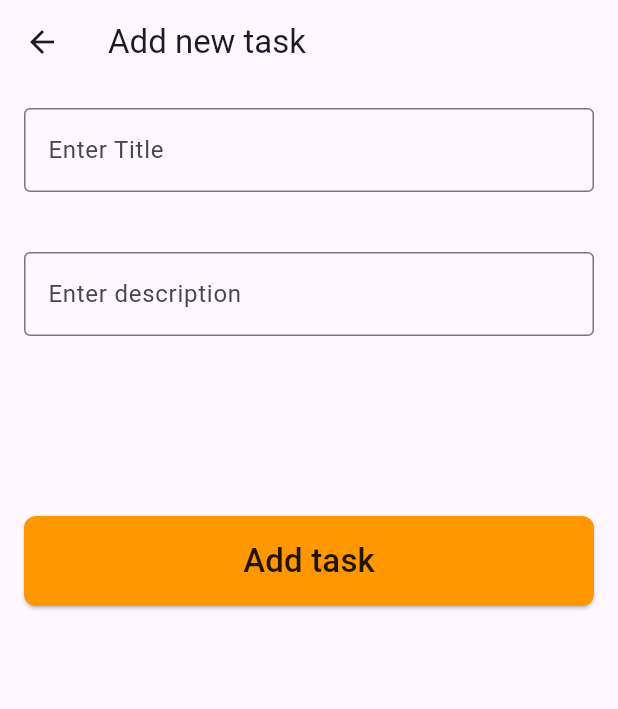
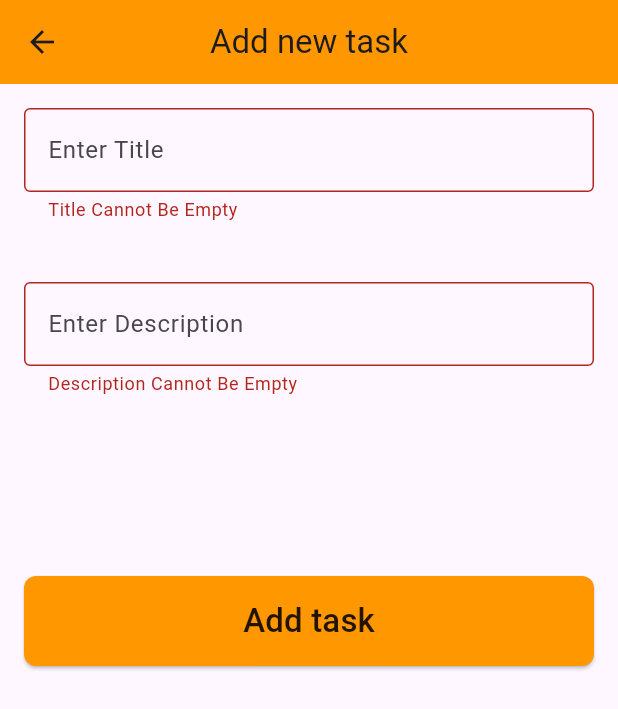
Before and after one commit to TahmidMannanDipu/ToDo_Ostad, a Flutter app: the AddNewTask screen opened directly, after a tap on "Add task", on a phone screen of 412 x 824 dp. Shown: the top 709 px of the screen. Run offline on Flutter 3.47's test engine with Material 3 defaults, Android fonts, the phone set to English and light mode, and no system bars.

Commit message:
update two

```diff
--- a/lib/main.dart
+++ b/lib/main.dart
@@ -1,6 +1,6 @@
 import 'package:flutter/material.dart';
+import 'package:todo_ostad/pages/todo_list.dart';
 
-import 'home_page.dart';
 
 void main() => runApp(const MyApp());
 
@@ -10,10 +10,11 @@ class MyApp extends StatelessWidget {
   @override
   Widget build(BuildContext context) {
     return MaterialApp(
+      debugShowCheckedModeBanner: false,
       theme: ThemeData(
         primaryColor: Colors.orange,
       ),
-      home: const HomePage(),
+      home: const TodoList(),
     );
   }
 }
--- /dev/null
+++ b/lib/model/todo.dart
@@ -0,0 +1,7 @@
+import 'package:flutter/cupertino.dart';
+
+class ToDo {
+  String title;
+  String description;
+  ToDo({required this.title, required this.description});
+}
--- a/lib/pages/add_new_task.dart
+++ b/lib/pages/add_new_task.dart
@@ -1,4 +1,5 @@
 import 'package:flutter/material.dart';
+import 'package:todo_ostad/model/todo.dart';
 
 class AddNewTask extends StatefulWidget {
   const AddNewTask({super.key});
@@ -41,10 +42,14 @@ class _AddNewTaskState extends State<AddNewTask> {
     return Scaffold(
       appBar: AppBar(
         title: const Text("Add new task"),
+        centerTitle: true,
+        backgroundColor: Theme.of(context).primaryColor,
       ),
       body: SingleChildScrollView(
         child: Padding(
           padding: const EdgeInsets.all(16.0),
+          child: Form(
+            key: _formKey, // Associate the Form with the GlobalKey
             child: Column(
               crossAxisAlignment: CrossAxisAlignment.center,
               children: [
@@ -56,7 +61,7 @@ class _AddNewTaskState extends State<AddNewTask> {
                 ),
                 // for description
                 buildTextFormField(
-                  text: "description",
+                    text: "Description",
                     controller: descriptionController,
                     context: context),
                 const SizedBox(
@@ -64,7 +69,13 @@ class _AddNewTaskState extends State<AddNewTask> {
                 ),
                 ElevatedButton(
                   onPressed: () {
-                  if (_formKey.currentState!.validate()) {}
+                    if (_formKey.currentState!.validate()) {
+                      ToDo todo = ToDo(
+                        title: titleController.text.trim(),
+                        description: descriptionController.text.trim(),
+                      );
+                      Navigator.pop(context, todo); // Pass the new task back
+                    }
                   },
                   style: ElevatedButton.styleFrom(
                       backgroundColor: Theme.of(context).primaryColor,
@@ -80,6 +91,7 @@ class _AddNewTaskState extends State<AddNewTask> {
             ),
           ),
         ),
+      ),
     );
   }
 }
```
Also changed, not shown: lib/home_page.dart (deleted, +0 -36 lines), lib/model/todo_manager.dart (added, +20 -0 lines), lib/pages/todo_list.dart (+64 -4 lines), lib/pages/update_todo.dart (+25 -7 lines). Lines whose indentation alone changed are shown as unchanged.
